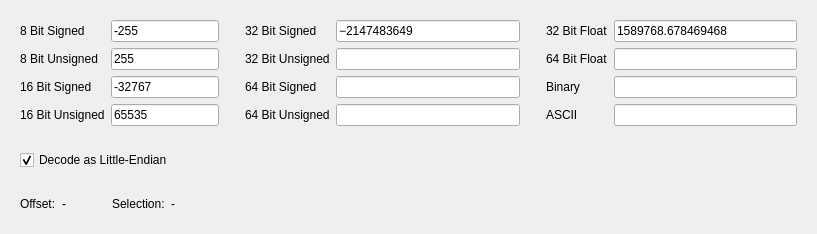
alemariusnexus/gtatools, file src/gtatools-gui/src/src/gui/HexEditorDecoder.ui: the form before one commit.
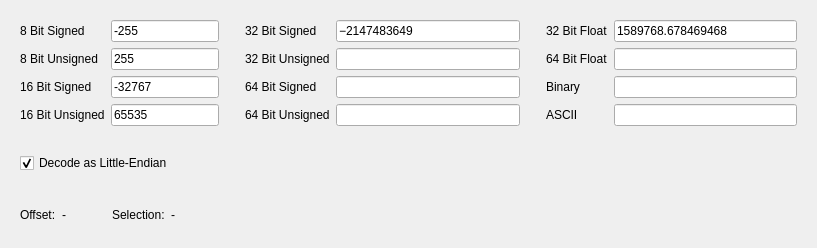
The form after the commit. Custom widgets are drawn as their Qt base class.

Patch:
```diff
--- a/src/gtatools-gui/src/src/gui/HexEditorDecoder.ui
+++ b/src/gtatools-gui/src/src/gui/HexEditorDecoder.ui
@@ -7,7 +7,7 @@
     <x>0</x>
     <y>0</y>
     <width>817</width>
-    <height>188</height>
+    <height>248</height>
    </rect>
   </property>
   <property name="windowTitle">
```
Left out of the diff: 30 changed lines with no effect on the pictures.
